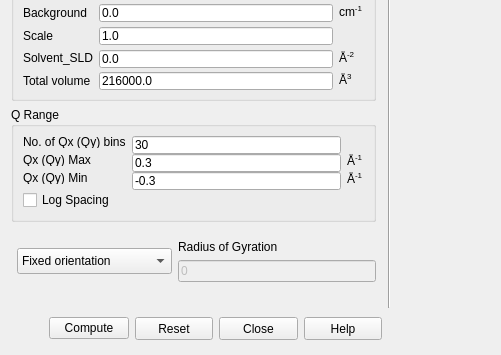
First picture: the form in src/sas/qtgui/Calculators/UI/GenericScatteringCalculator.ui, repository SasView/sasview, before the edit; both pictures show x 0 to 501 and y 270 to 625 of the 1024 by 625 pixel window.
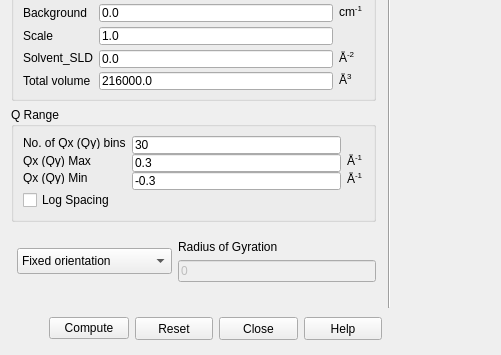
Second picture: the form after the edit. Icons and pictures are not drawn.

Diff of the .ui file:
```diff
--- a/src/sas/qtgui/Calculators/UI/GenericScatteringCalculator.ui
+++ b/src/sas/qtgui/Calculators/UI/GenericScatteringCalculator.ui
@@ -1197,6 +1197,9 @@
      <layout class="QGridLayout" name="gridLayout_7">
       <item row="0" column="0">
        <layout class="QGridLayout" name="gridLayout_3">
+        <property name="verticalSpacing">
+         <number>5</number>
+        </property>
         <item row="2" column="1">
          <widget class="QLineEdit" name="txtQxMin">
           <property name="enabled">
```
Left out of the diff: 6 changed lines with no effect on the pictures.
